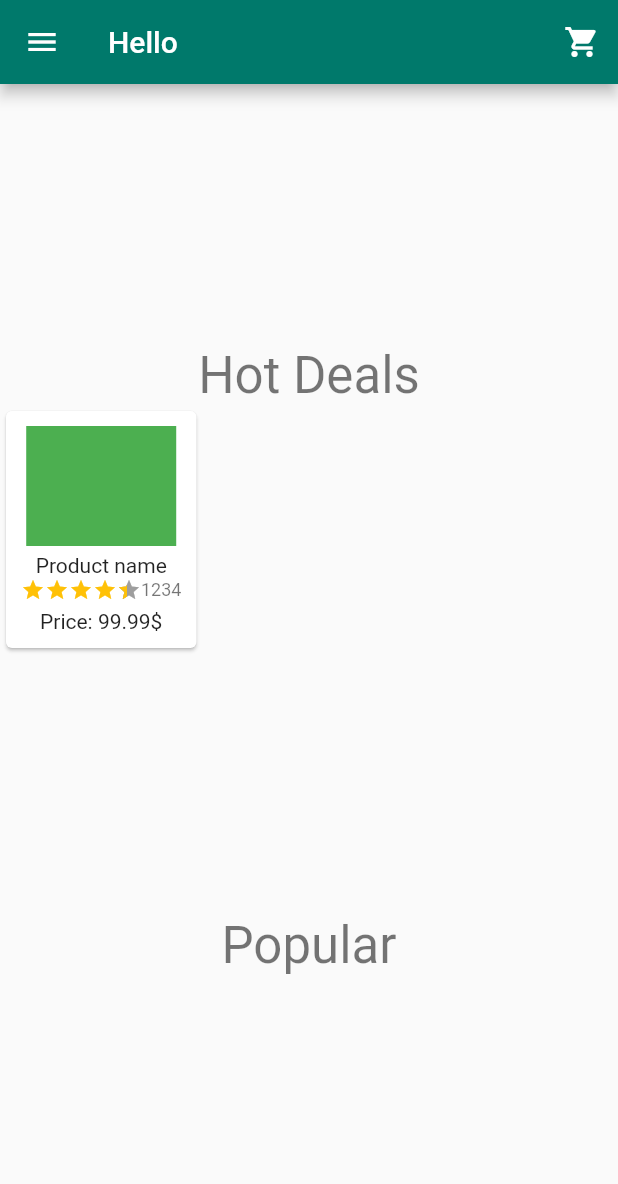
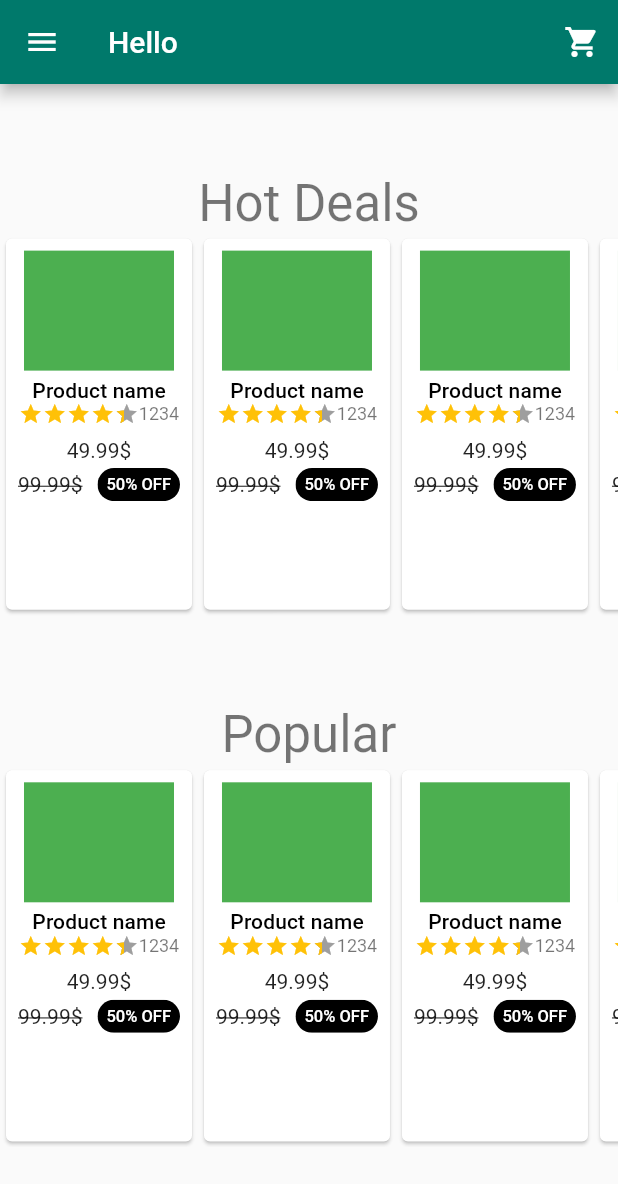
Before and after one commit to nicoloalbergoni/DIMA-Project-2020-2021, a Flutter app: the screen it shows after launch, on a phone screen of 412 x 824 dp. Shown: the top 1184 px of the screen. Run offline on Flutter 3.47's test engine with Material 2 defaults, Android fonts, the phone set to English and light mode, and no system bars; drawn by our look-alikes of flutter_rating_bar; our stand-ins replace carousel_slider, cloud_firestore, easy_localization, firebase_auth, firebase_core, firebase_storage and 4 more; missing offline and left inert: flutter_downloader, flutter_unity_widget, redux_logging; accounts and stored records are empty.

Commit message:
Complete home screen prototype

```diff
--- a/lib/ui/screens/home_screen.dart
+++ b/lib/ui/screens/home_screen.dart
@@ -1,74 +1,31 @@
 import 'package:flutter/material.dart';
-import 'package:flutter_rating_bar/flutter_rating_bar.dart';
 import 'package:realiteye/generated/locale_keys.g.dart';
 import 'package:realiteye/ui/widgets/custom_appbar.dart';
+import 'package:realiteye/ui/widgets/home_product_showcase.dart';
 import 'package:realiteye/ui/widgets/side_menu.dart';
 
 class HomeScreen extends StatelessWidget {
   @override
   Widget build(BuildContext context) {
+    var testList = [1,2,3,4,5,6,7,8,9,10];
+
     return Scaffold(
         appBar: CustomAppBar(LocaleKeys.title, showCartIcon: true),
         drawer: SideMenu(),
         body: Column(
-          mainAxisAlignment: MainAxisAlignment.spaceEvenly,
+          mainAxisAlignment: MainAxisAlignment.spaceAround,
           children: [
-            // TODO: refine this and refactor it in as a separated custom parametrized widget
-            Container(
-                child: Column(
-                  children: [
-                    Text(
-                      'Hot Deals',
-                      style: Theme.of(context).textTheme.headline4,
-                    ),
-                    Row(
-                      children: [
-                        Card(
-                          child: Padding(
-                            padding: EdgeInsets.all(10.0),
-                            child: Column(
-                              children: [
-                                Container(
-                                  height: 80,
-                                  width: 100,
-                                  color: Colors.green,
-                                ),
-                                SizedBox(height: 5,),
-                                Text('Product name'),
-                                Row(
-                                  children: [
-                                    RatingBarIndicator(
-                                      rating: 4.4,
-                                      itemBuilder: (context, index) => Icon(
-                                        Icons.star,
-                                        color: Colors.amber,
-                                      ),
-                                      itemCount: 5,
-                                      itemSize: 16.0,
-                                      direction: Axis.horizontal,
-                                    ),
-                                    Text('1234',
-                                      style: Theme.of(context).textTheme.caption,
-                                    )
-                                  ],
-                                ),
-                                SizedBox(height: 5,),
-                                Text('Price: 99.99\$'),
-                              ],
-                            ),
-                          )
-                        )
-                      ],
-                    ),
-                  ],
-                )
+            Spacer(flex: 1,),
+            Flexible(
+                flex: 5,
+                child: HomeProductShowcase('Hot Deals', testList),
             ),
-            // TODO: should be of same type of group above
-            Text(
-              'Popular',
-              style: Theme.of(context).textTheme.headline4,
+            Spacer(flex: 1,),
+            Flexible(
+                flex: 5,
+              child: HomeProductShowcase('Popular', testList),
             ),
-
+            Spacer(flex: 1,),
           ],
         )
     );
--- a/lib/ui/screens/product_screen.dart
+++ b/lib/ui/screens/product_screen.dart
@@ -2,6 +2,7 @@ import 'package:firebase_auth/firebase_auth.dart';
 import 'package:flutter/material.dart';
 import 'package:flutter_rating_bar/flutter_rating_bar.dart';
 import 'package:realiteye/ui/widgets/custom_appbar.dart';
+import 'package:realiteye/ui/widgets/discount_chip.dart';
 import 'package:realiteye/ui/widgets/image_carousel.dart';
 import 'package:realiteye/ui/widgets/side_menu.dart';
 
@@ -51,16 +52,7 @@ class ProductScreen extends StatelessWidget {
                           children: [
                             Text('Price: 99.99\$'),
                             SizedBox(width: 20,),
-                            Chip(
-                              backgroundColor: Colors.black,
-                              label: Text(
-                                '20% OFF',
-                                style: TextStyle(
-                                    color: Colors.white,
-                                    fontSize: 12
-                                ),
-                              ),
-                            )
+                            DiscountChip(20),
                           ],
                         ),
                         Row(
--- /dev/null
+++ b/lib/ui/widgets/discount_chip.dart
@@ -0,0 +1,24 @@
+import 'package:flutter/material.dart';
+
+class DiscountChip extends StatelessWidget {
+  final int discount;
+  final double fontSize;
+  DiscountChip(this.discount, {this.fontSize = 10});
+
+  @override
+  Widget build(BuildContext context) {
+      return Chip(
+        backgroundColor: Colors.black,
+        // avoid hardcoded min height=32
+        labelPadding: EdgeInsets.symmetric(vertical: -5.0, horizontal: 2.0),
+        materialTapTargetSize: MaterialTapTargetSize.shrinkWrap,
+        label: Text(
+          '$discount% OFF',
+          style: TextStyle(
+              color: Colors.white,
+              fontSize: fontSize
+          ),
+        ),
+      );
+  }
+}
--- /dev/null
+++ b/lib/ui/widgets/home_product_card.dart
@@ -0,0 +1,57 @@
+import 'package:flutter/material.dart';
+import 'package:flutter_rating_bar/flutter_rating_bar.dart';
+
+import 'discount_chip.dart';
+
+class HomeProductCard extends StatelessWidget {
+  @override
+  Widget build(BuildContext context) {
+    return Card(
+        child: Padding(
+          padding: EdgeInsets.all(8.0),
+          child: Column(
+            mainAxisSize: MainAxisSize.min,
+            children: [
+              Container(
+                height: 80,
+                width: 100,
+                color: Colors.green,
+              ),
+              SizedBox(height: 5,),
+              Text('Product name',
+                style: Theme.of(context).textTheme.subtitle2,
+              ),
+              Row(
+                children: [
+                  RatingBarIndicator(
+                    rating: 4.4,
+                    itemBuilder: (context, index) => Icon(
+                      Icons.star,
+                      color: Colors.amber,
+                    ),
+                    itemCount: 5,
+                    itemSize: 16.0,
+                    direction: Axis.horizontal,
+                  ),
+                  Text('1234',
+                    style: Theme.of(context).textTheme.caption,
+                  )
+                ],
+              ),
+              SizedBox(height: 8,),
+              Text('49.99\$'),
+              SizedBox(height: 4,),
+              Row(
+                children: [
+                  Text('99.99\$',
+                      style: TextStyle(decoration: TextDecoration.lineThrough)),
+                  SizedBox(width: 10,),
+                  DiscountChip(50, fontSize: 11,)
+                ],
+              ),
+            ],
+          ),
+        )
+    );
+  }
+}
--- /dev/null
+++ b/lib/ui/widgets/home_product_showcase.dart
@@ -0,0 +1,29 @@
+import 'package:flutter/material.dart';
+
+import 'home_product_card.dart';
+
+class HomeProductShowcase extends StatelessWidget {
+  final String title;
+  final List testList;
+
+  HomeProductShowcase(this.title, this.testList);
+
+  @override
+  Widget build(BuildContext context) {
+    return Column(
+      children: [
+        Text(
+          title,
+          style: Theme.of(context).textTheme.headline4,
+        ),
+        Expanded(child: ListView.builder(
+            scrollDirection: Axis.horizontal,
+            itemCount: testList.length,
+            itemBuilder: (BuildContext context, int index) {
+              return HomeProductCard();
+            }
+        )),
+      ],
+    );
+  }
+}
```
